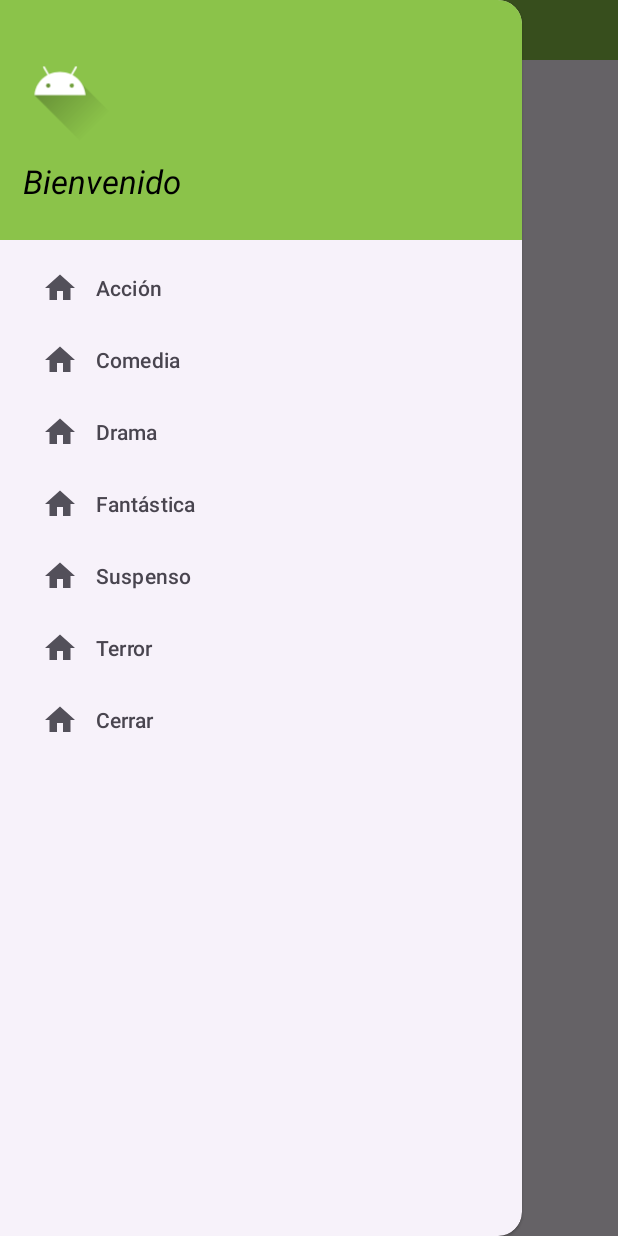
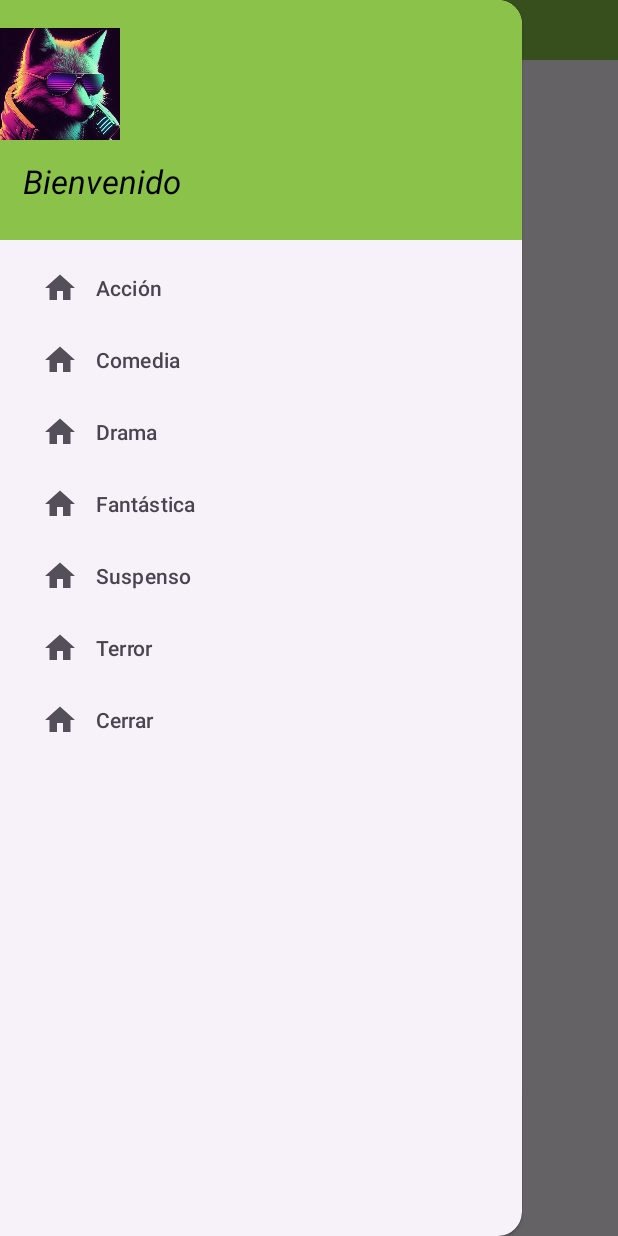
Before and after one commit to xOzymandiasx/login, an Android app: the UserActivity screen opened directly, with no data from a screen before it, with the side drawer open, on a phone screen of 412 x 824 dp. Run offline under Robolectric (Android 15) with nearby library versions, the phone set to English and light mode, and no system bars.

Commit message:
img cambiadas

```diff
--- a/app/src/main/res/layout/nav_header_user.xml
+++ b/app/src/main/res/layout/nav_header_user.xml
@@ -11,7 +11,7 @@
         android:id="@+id/logo"
         android:layout_width="80dp"
         android:layout_height="80dp"
-        android:src="@drawable/logo_foreground"
+        android:src="@drawable/avatar"
         android:layout_margin="16dp"
         tools:layout_editor_absoluteX="16dp"
         tools:layout_editor_absoluteY="16dp"
```
Also changed, not shown: app/src/main/res/drawable/avatar.jpg (added).
